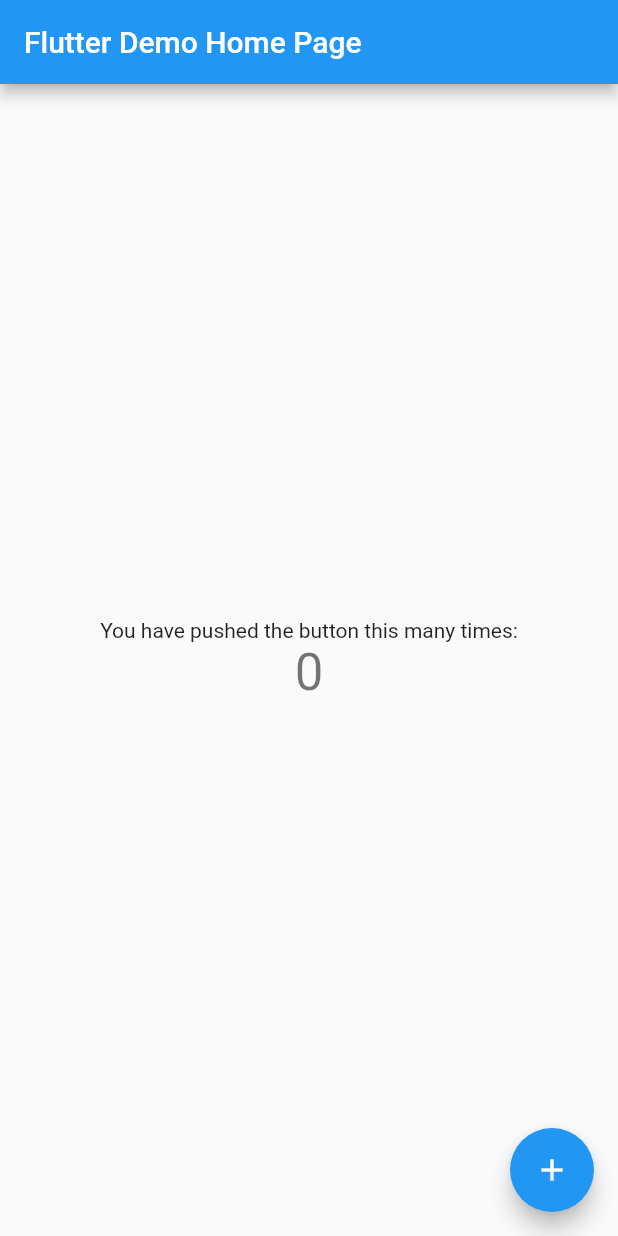
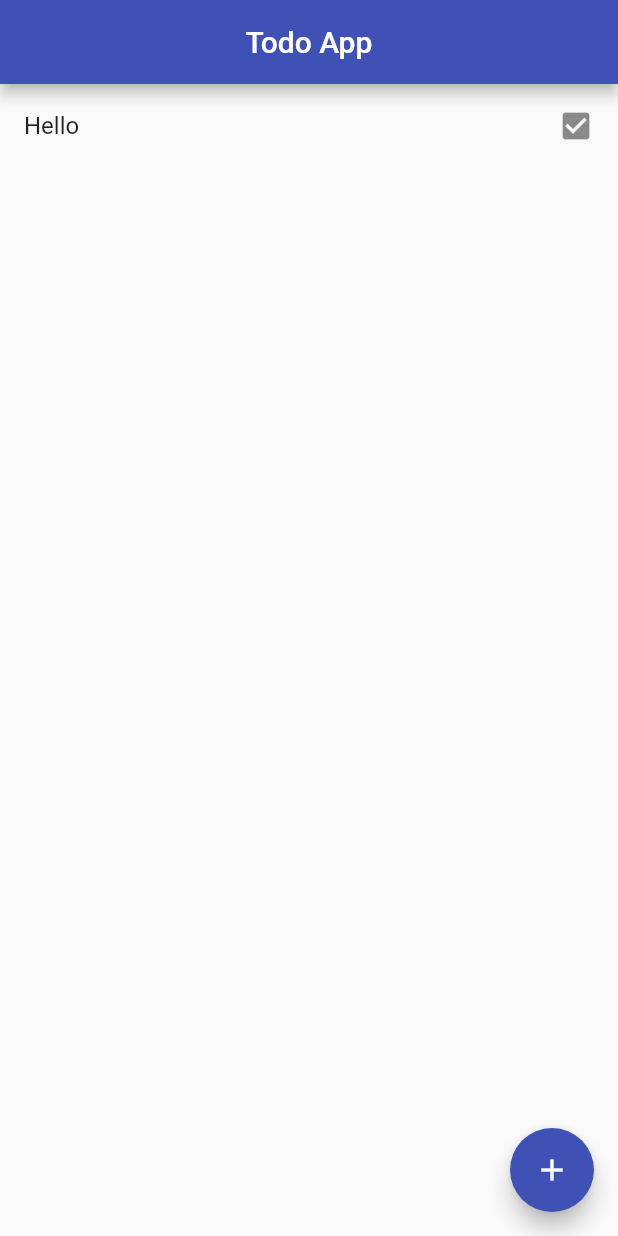
Before and after one commit to gabrielvictorjs/flutter-todo-app, a Flutter app: the screen it shows after launch, on a phone screen of 412 x 824 dp. Run offline on Flutter 3.47's test engine with Material 2 defaults, Android fonts, the phone set to English and light mode, and no system bars.

Commit message:
built home-page and added Todo-model

```diff
--- a/lib/main.dart
+++ b/lib/main.dart
@@ -1,111 +1,15 @@
 import 'package:flutter/material.dart';
+import 'package:todoapp/pages/home_page.dart';
 
 void main() => runApp(MyApp());
 
 class MyApp extends StatelessWidget {
-  // This widget is the root of your application.
   @override
   Widget build(BuildContext context) {
     return MaterialApp(
-      title: 'Flutter Demo',
-      theme: ThemeData(
-        // This is the theme of your application.
-        //
-        // Try running your application with "flutter run". You'll see the
-        // application has a blue toolbar. Then, without quitting the app, try
-        // changing the primarySwatch below to Colors.green and then invoke
-        // "hot reload" (press "r" in the console where you ran "flutter run",
-        // or simply save your changes to "hot reload" in a Flutter IDE).
-        // Notice that the counter didn't reset back to zero; the application
-        // is not restarted.
-        primarySwatch: Colors.blue,
-      ),
-      home: MyHomePage(title: 'Flutter Demo Home Page'),
+      title: "Todo App",
+      theme: ThemeData(primarySwatch: Colors.indigo),
+      home: HomePage(),
     );
   }
 }
-
-class MyHomePage extends StatefulWidget {
-  MyHomePage({Key key, this.title}) : super(key: key);
-
-  // This widget is the home page of your application. It is stateful, meaning
-  // that it has a State object (defined below) that contains fields that affect
-  // how it looks.
-
-  // This class is the configuration for the state. It holds the values (in this
-  // case the title) provided by the parent (in this case the App widget) and
-  // used by the build method of the State. Fields in a Widget subclass are
-  // always marked "final".
-
-  final String title;
-
-  @override
-  _MyHomePageState createState() => _MyHomePageState();
-}
-
-class _MyHomePageState extends State<MyHomePage> {
-  int _counter = 0;
-
-  void _incrementCounter() {
-    setState(() {
-      // This call to setState tells the Flutter framework that something has
-      // changed in this State, which causes it to rerun the build method below
-      // so that the display can reflect the updated values. If we changed
-      // _counter without calling setState(), then the build method would not be
-      // called again, and so nothing would appear to happen.
-      _counter++;
-    });
-  }
-
-  @override
-  Widget build(BuildContext context) {
-    // This method is rerun every time setState is called, for instance as done
-    // by the _incrementCounter method above.
-    //
-    // The Flutter framework has been optimized to make rerunning build methods
-    // fast, so that you can just rebuild anything that needs updating rather
-    // than having to individually change instances of widgets.
-    return Scaffold(
-      appBar: AppBar(
-        // Here we take the value from the MyHomePage object that was created by
-        // the App.build method, and use it to set our appbar title.
-        title: Text(widget.title),
-      ),
-      body: Center(
-        // Center is a layout widget. It takes a single child and positions it
-        // in the middle of the parent.
-        child: Column(
-          // Column is also layout widget. It takes a list of children and
-          // arranges them vertically. By default, it sizes itself to fit its
-          // children horizontally, and tries to be as tall as its parent.
-          //
-          // Invoke "debug painting" (press "p" in the console, choose the
-          // "Toggle Debug Paint" action from the Flutter Inspector in Android
-          // Studio, or the "Toggle Debug Paint" command in Visual Studio Code)
-          // to see the wireframe for each widget.
-          //
-          // Column has various properties to control how it sizes itself and
-          // how it positions its children. Here we use mainAxisAlignment to
-          // center the children vertically; the main axis here is the vertical
-          // axis because Columns are vertical (the cross axis would be
-          // horizontal).
-          mainAxisAlignment: MainAxisAlignment.center,
-          children: <Widget>[
-            Text(
-              'You have pushed the button this many times:',
-            ),
-            Text(
-              '$_counter',
-              style: Theme.of(context).textTheme.display1,
-            ),
-          ],
-        ),
-      ),
-      floatingActionButton: FloatingActionButton(
-        onPressed: _incrementCounter,
-        tooltip: 'Increment',
-        child: Icon(Icons.add),
-      ), // This trailing comma makes auto-formatting nicer for build methods.
-    );
-  }
-}
--- /dev/null
+++ b/lib/models/todo_model.dart
@@ -0,0 +1,6 @@
+class Todo {
+  String title;
+  bool complete;
+
+  Todo({ this.title, this.complete = false });
+}
--- /dev/null
+++ b/lib/pages/home_page.dart
@@ -0,0 +1,31 @@
+import 'package:flutter/material.dart';
+
+class HomePage extends StatefulWidget {
+  @override
+  _HomePageState createState() => _HomePageState();
+}
+
+class _HomePageState extends State<HomePage> {
+  @override
+  Widget build(BuildContext context) {
+    return Scaffold(
+      appBar: AppBar(
+        title: Text("Todo App"),
+        centerTitle: true,
+      ),
+      body: ListView(
+        children: <Widget>[
+          ListTile(
+            onTap: () => {},
+            title: Text("Hello"),
+            trailing: Icon(Icons.check_box)
+          ),
+        ],
+      ),
+      floatingActionButton: FloatingActionButton(
+        onPressed: () => {},
+        child: Icon(Icons.add),
+      ),
+    );
+  }
+}
```
